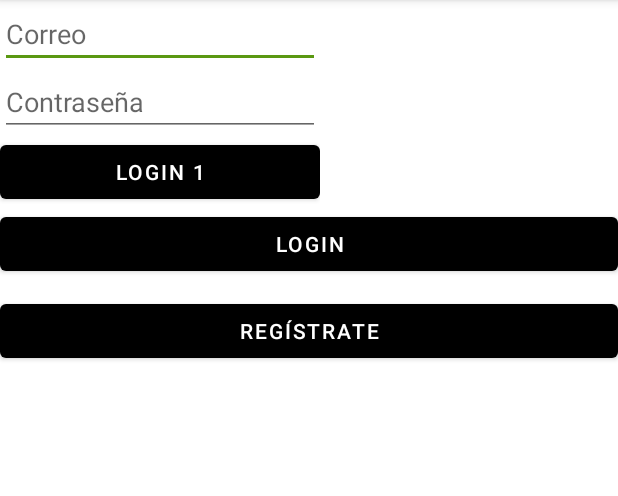
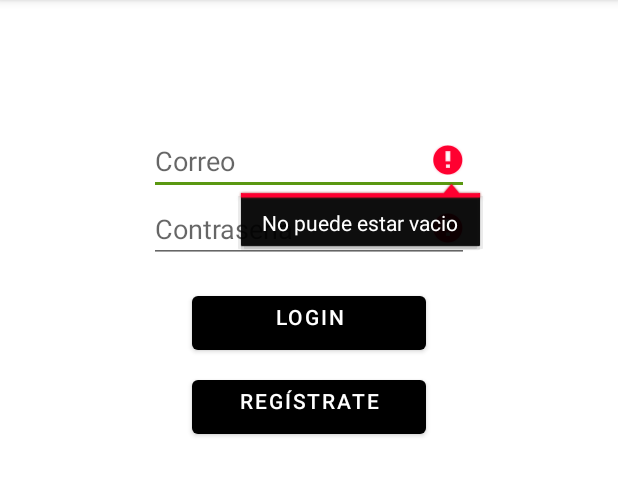
Before and after one commit to allisonvp/Lab4G4, an Android app: the screen it shows after launch (MainActivity), after a tap on "LOGIN", on a phone screen of 412 x 824 dp, the part 84-580 px from its top. Run offline under Robolectric (Android 15) with nearby library versions, the phone set to English and light mode, and no system bars; our stand-ins replace Volley.

Commit message:
MainActivity

```diff
--- a/app/src/main/java/pe/pucp/dduu/tel306/LoginFragment.java
+++ b/app/src/main/java/pe/pucp/dduu/tel306/LoginFragment.java
@@ -37,26 +37,26 @@ public class LoginFragment extends Fragment implements OnClickListener {
                              Bundle savedInstanceState) {
         // Inflate the layout for this fragment
         View view = inflater.inflate(R.layout.fragment_login, container, false);
-        Button buttonLogin1 = (Button) view.findViewById(R.id.buttonLogin1);
+        /*Button buttonLogin1 = (Button) view.findViewById(R.id.buttonLogin1);
         //buttonLogin1.setOnClickListener(this);
         buttonLogin1.setOnClickListener(new OnClickListener() {
             @Override
             public void onClick(View view) {
 
             }
-        });
+        });*/
         return view;
     }
 
 
     @Override
     public void onClick(View view) {
-        switch (view.getId()) {
+        /*switch (view.getId()) {
             case R.id.buttonLogin1:
                 MainActivity mainActivity = new MainActivity();
                 mainActivity.iniciarSesion(view);
                 break;
 
-        }
+        }*/
     }
 }
--- a/app/src/main/java/pe/pucp/dduu/tel306/MainActivity.java
+++ b/app/src/main/java/pe/pucp/dduu/tel306/MainActivity.java
@@ -107,9 +107,6 @@ public class MainActivity extends AppCompatActivity {
         });
 
 
-
-
-
     }
 
     public void fragmentoLogin() {
@@ -144,12 +141,21 @@ public class MainActivity extends AppCompatActivity {
             params.put("email", correo);
             params.put("password", password);
 
+            if (correo.isEmpty()) {
+                editTextLoginCorreo.setError("No puede estar vacio");
+            }
+            if (password.isEmpty()) {
+                editTextLoginPassword.setError("No puede estar vacio");
+            }
+            if (!correo.isEmpty() && !password.isEmpty()) {
                 JSONObject jsonObj = new JSONObject(params);
                 JsonObjectRequest jsonObjRequest = new JsonObjectRequest(Request.Method.POST, url, jsonObj,
                         new Response.Listener<JSONObject>() {
                             @Override
                             public void onResponse(JSONObject response) {
-                            Toast.makeText(MainActivity.this, "se logro", Toast.LENGTH_SHORT).show();
+
+
+                                Toast.makeText(MainActivity.this, "Inicio de sesion válido", Toast.LENGTH_SHORT).show();
                                 String fileNameJson = "login.json";
                                 try (FileOutputStream outputStream = MainActivity.this.openFileOutput(fileNameJson, MODE_PRIVATE);
                                      FileWriter fileWriter = new FileWriter(outputStream.getFD());) {
@@ -162,23 +168,26 @@ public class MainActivity extends AppCompatActivity {
                                 String strResponse = String.valueOf(response);
                                 Usuario usuario = gson.fromJson(strResponse, Usuario.class);
 
+
                                 Intent intent = new Intent(MainActivity.this, QuestionActivity.class);
                                 intent.putExtra("id", usuario.getId());
                                 String strId = String.valueOf(usuario.getId());
                                 Log.d("infoApp", strId);
                                 startActivity(intent);
                                 finish();
+
                             }
                         },
                         new Response.ErrorListener() {
                             @Override
                             public void onErrorResponse(VolleyError error) {
-                            Toast.makeText(MainActivity.this, "ggwp", Toast.LENGTH_SHORT).show();
+                                Toast.makeText(MainActivity.this, "Usuario no registrado", Toast.LENGTH_SHORT).show();
                                 error.printStackTrace();
                             }
                         });
 
                 requestQueue.add(jsonObjRequest);
+            }
         }
     }
 
@@ -218,14 +227,14 @@ public class MainActivity extends AppCompatActivity {
                                 @Override
                                 public void onResponse(String response) {
                                     Log.d("infoApp", response);
-                                    Toast.makeText(MainActivity.this, "se logro", Toast.LENGTH_SHORT).show();
+                                    Toast.makeText(MainActivity.this, "Registro de usuario exitoso", Toast.LENGTH_SHORT).show();
                                 }
                             },
                             new Response.ErrorListener() {
                                 @Override
                                 public void onErrorResponse(VolleyError error) {
                                     Log.d("infoApp", error.toString());
-                                    Toast.makeText(MainActivity.this, "ggwp", Toast.LENGTH_SHORT).show();
+                                    Toast.makeText(MainActivity.this, "El usuario ya se encuentra registrado", Toast.LENGTH_SHORT).show();
                                 }
                             }) {
                         @Override
--- a/app/src/main/res/layout/activity_main.xml
+++ b/app/src/main/res/layout/activity_main.xml
@@ -9,50 +9,57 @@
     <LinearLayout
         android:layout_width="match_parent"
         android:layout_height="match_parent"
-        android:orientation="vertical">
+        android:gravity="center_horizontal"
+        android:orientation="vertical"
+        tools:layout_editor_absoluteX="-16dp"
+        tools:layout_editor_absoluteY="66dp">
 
         <FrameLayout
-            android:id="@+id/fragmentLogin"
-            android:layout_width="wrap_content"
-            android:layout_height="wrap_content">
+            android:id="@+id/fragmentRegistro"
+            android:layout_width="match_parent"
+            android:layout_height="175dp">
 
         </FrameLayout>
 
         <FrameLayout
-            android:id="@+id/fragmentRegistro"
-            android:layout_width="wrap_content"
-            android:layout_height="wrap_content">
+            android:id="@+id/fragmentLogin"
+            android:layout_width="match_parent"
+            android:layout_height="175dp">
 
         </FrameLayout>
 
         <Button
             android:id="@+id/buttonLogin"
-            android:layout_width="match_parent"
+            android:layout_width="156dp"
             android:layout_height="wrap_content"
+            android:layout_marginTop="16dp"
+            android:gravity="center_horizontal"
             android:onClick="iniciarSesion"
             android:text="Login" />
 
         <Button
             android:id="@+id/buttonRegistro"
-            android:layout_width="match_parent"
+            android:layout_width="156dp"
             android:layout_height="wrap_content"
-            android:layout_marginTop="10dp"
-            android:layout_marginBottom="15dp"
+            android:layout_marginTop="8dp"
+            android:gravity="center_horizontal"
             android:text="Regístrate" />
 
         <Button
             android:id="@+id/buttonRegistrase"
-            android:layout_width="match_parent"
+            android:layout_width="156dp"
             android:layout_height="wrap_content"
+            android:layout_marginTop="16dp"
+            android:gravity="center_horizontal"
             android:onClick="registrarse"
             android:text="Registrarse" />
 
         <Button
             android:id="@+id/buttonIniciaSesion"
-            android:layout_width="match_parent"
+            android:layout_width="156dp"
             android:layout_height="wrap_content"
-            android:layout_marginTop="10dp"
-            android:layout_marginBottom="15dp"
+            android:layout_marginTop="8dp"
+            android:gravity="center_horizontal"
             android:text="Inicia Sesión" />
 
     </LinearLayout>
--- a/app/src/main/res/layout/fragment_login.xml
+++ b/app/src/main/res/layout/fragment_login.xml
@@ -8,8 +8,9 @@
     <!-- TODO: Update blank fragment layout -->
 
     <LinearLayout
-        android:layout_width="wrap_content"
-        android:layout_height="wrap_content"
+        android:layout_width="match_parent"
+        android:layout_height="match_parent"
+        android:gravity="bottom|center"
         android:orientation="vertical">
 
         <EditText
@@ -29,12 +30,6 @@
             android:hint="Contraseña"
             android:inputType="textPassword" />
 
-        <Button
-            android:id="@+id/buttonLogin1"
-            android:layout_width="match_parent"
-            android:layout_height="wrap_content"
-            android:text="Login 1" />
-
     </LinearLayout>
 
 </FrameLayout>
--- a/app/src/main/res/layout/fragment_registro.xml
+++ b/app/src/main/res/layout/fragment_registro.xml
@@ -8,13 +8,14 @@
     <!-- TODO: Update blank fragment layout -->
 
     <LinearLayout
-        android:layout_width="wrap_content"
-        android:layout_height="wrap_content"
+        android:layout_width="match_parent"
+        android:layout_height="match_parent"
+        android:gravity="bottom|center"
         android:orientation="vertical">
 
         <EditText
             android:id="@+id/editTextRegistroNombre"
-            android:layout_width="match_parent"
+            android:layout_width="wrap_content"
             android:layout_height="wrap_content"
             android:ems="10"
             android:hint="Nombre"
@@ -22,7 +23,7 @@
 
         <EditText
             android:id="@+id/editTextRegistroCorreo"
-            android:layout_width="match_parent"
+            android:layout_width="wrap_content"
             android:layout_height="wrap_content"
             android:ems="10"
             android:hint="Correo"
@@ -30,7 +31,7 @@
 
         <EditText
             android:id="@+id/editTextRegistroPassword"
-            android:layout_width="match_parent"
+            android:layout_width="wrap_content"
             android:layout_height="wrap_content"
             android:ems="10"
             android:hint="Contraseña"
```
Lines whose indentation alone changed are shown as unchanged.
